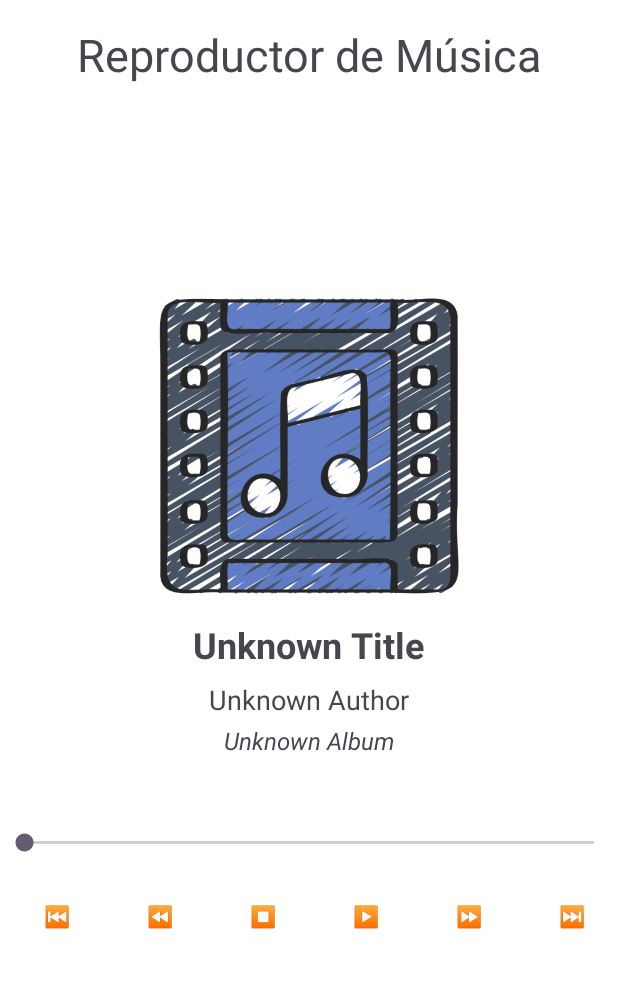
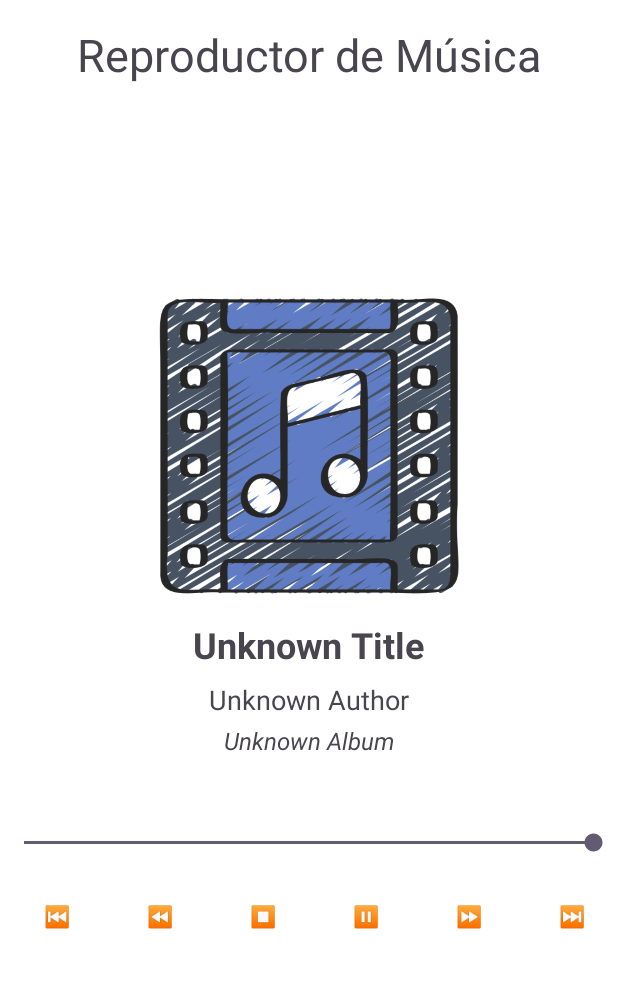
Before and after one commit to LinkiaFP-Exercises/M08_Act03_MidiaPlayer, an Android app: the MediaPlayerActivity screen opened directly, with no data from a screen before it, on a phone screen of 412 x 824 dp, the part 96-1084 px from its top. Run offline under Robolectric (Android 15) with nearby library versions, the phone set to English and light mode, and no system bars; 1 statement that could not run was skipped.

Commit message:
starting MediaPlayerActivity in PLAY
and corrections on button representation

```diff
--- a/AndroidProject/app/src/main/java/com/faunog/m08_act03/MediaPlayerActivity.java
+++ b/AndroidProject/app/src/main/java/com/faunog/m08_act03/MediaPlayerActivity.java
@@ -223,6 +223,7 @@ public class MediaPlayerActivity extends AppCompatActivity {
         try {
             mediaPlayer.setDataSource(songPath);
             mediaPlayer.prepare();
+            mediaPlayer.start();
             mediaPlayer.setLooping(true); // Repetir la canción
             inflateMediaPlayerCharacteristics();
         } catch (IOException e) {
--- a/AndroidProject/app/src/main/res/layout/activity_media_player.xml
+++ b/AndroidProject/app/src/main/res/layout/activity_media_player.xml
@@ -108,7 +108,7 @@
                 android:layout_width="0dp"
                 android:layout_height="wrap_content"
                 android:layout_weight="1"
-                android:text="@string/activity_media_player_ButtonPlay" />
+                android:text="@string/activity_media_player_ButtonPause" />
 
             <Button
                 android:id="@+id/forwardButton"
```
